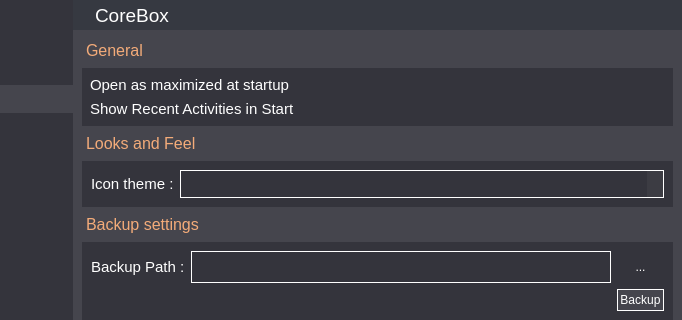
Before: the Qt Designer form app/settings/settings.ui in rahmanshaber/corebox, drawn with Qt 5; both pictures show x 157 to 839 and y 0 to 320 of the 839 by 622 pixel window.
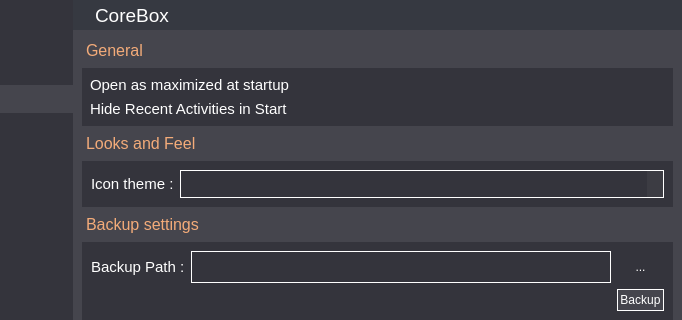
After: the same form once the commit is applied. Icons and pictures are not drawn.

Diff of the .ui file:
```diff
--- a/app/settings/settings.ui
+++ b/app/settings/settings.ui
@@ -583,7 +583,7 @@
              </font>
             </property>
             <property name="text">
-             <string>Show Recent Activities in Start</string>
+             <string>Hide Recent Activities in Start</string>
             </property>
            </widget>
           </item>
```
Left out of the diff: 7 changed lines with no effect on the pictures.
